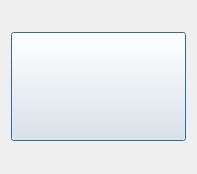
The window that EmergencyCall/dialog.ui (zoboff/DemoQtVideoSDK) describes before a commit, drawn with Qt 5.
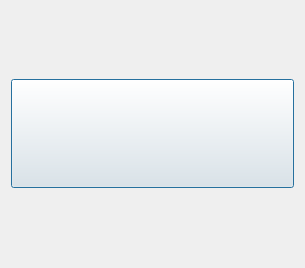
The same window after the commit. Icons and pictures are not drawn.

Patch:
```diff
--- a/EmergencyCall/dialog.ui
+++ b/EmergencyCall/dialog.ui
@@ -6,8 +6,8 @@
    <rect>
     <x>0</x>
     <y>0</y>
-    <width>197</width>
-    <height>174</height>
+    <width>305</width>
+    <height>268</height>
    </rect>
   </property>
   <property name="windowTitle">
@@ -36,8 +36,8 @@
      </property>
      <property name="iconSize">
       <size>
-       <width>160</width>
-       <height>133</height>
+       <width>512</width>
+       <height>512</height>
       </size>
      </property>
     </widget>
```
Left out of the diff: 2 changed lines with no effect on the pictures.
